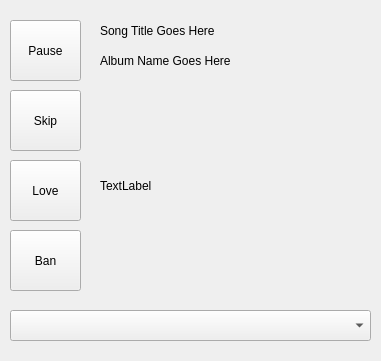
Old version of the form qAndora.ui in the repository JeffHoogland/qAndora.
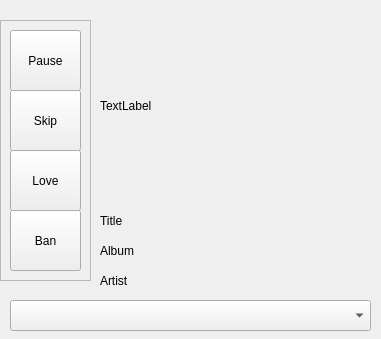
New version of the form.

```diff
--- a/qAndora.ui
+++ b/qAndora.ui
@@ -7,87 +7,23 @@
     <x>0</x>
     <y>0</y>
     <width>381</width>
-    <height>361</height>
+    <height>339</height>
    </rect>
   </property>
   <property name="windowTitle">
    <string> qAndora</string>
   </property>
-  <widget class="QToolButton" name="playPauseButton">
-   <property name="geometry">
-    <rect>
-     <x>10</x>
-     <y>20</y>
-     <width>71</width>
-     <height>61</height>
-    </rect>
-   </property>
-   <property name="toolTip">
-    <string>Pause</string>
-   </property>
-   <property name="text">
-    <string>Pause</string>
-   </property>
-  </widget>
-  <widget class="QToolButton" name="skipButton">
-   <property name="geometry">
-    <rect>
-     <x>10</x>
-     <y>90</y>
-     <width>71</width>
-     <height>61</height>
-    </rect>
-   </property>
-   <property name="toolTip">
-    <string>Skip Song</string>
-   </property>
-   <property name="text">
-    <string>Skip</string>
-   </property>
-  </widget>
-  <widget class="QToolButton" name="loveButton">
-   <property name="geometry">
-    <rect>
-     <x>10</x>
-     <y>160</y>
-     <width>71</width>
-     <height>61</height>
-    </rect>
-   </property>
-   <property name="toolTip">
-    <string>Mark Favorite</string>
-   </property>
-   <property name="text">
-    <string>Love</string>
-   </property>
-  </widget>
-  <widget class="QToolButton" name="banButton">
-   <property name="geometry">
-    <rect>
-     <x>10</x>
-     <y>230</y>
-     <width>71</width>
-     <height>61</height>
-    </rect>
-   </property>
-   <property name="toolTip">
-    <string>Ban Song</string>
-   </property>
-   <property name="text">
-    <string>Ban</string>
-   </property>
-  </widget>
   <widget class="QLabel" name="titleLabel">
    <property name="geometry">
     <rect>
      <x>100</x>
-     <y>20</y>
+     <y>210</y>
      <width>261</width>
      <height>21</height>
     </rect>
    </property>
    <property name="text">
-    <string>Song Title Goes Here</string>
+    <string>Title</string>
    </property>
    <property name="wordWrap">
     <bool>true</bool>
@@ -97,13 +33,13 @@
    <property name="geometry">
     <rect>
      <x>100</x>
-     <y>50</y>
+     <y>240</y>
      <width>261</width>
      <height>21</height>
     </rect>
    </property>
    <property name="text">
-    <string>Album Name Goes Here</string>
+    <string>Album</string>
    </property>
    <property name="wordWrap">
     <bool>true</bool>
@@ -113,9 +49,9 @@
    <property name="geometry">
     <rect>
      <x>100</x>
-     <y>80</y>
+     <y>10</y>
      <width>261</width>
-     <height>211</height>
+     <height>191</height>
     </rect>
    </property>
    <property name="minimumSize">
@@ -135,12 +71,105 @@
    <property name="geometry">
     <rect>
      <x>10</x>
-     <y>310</y>
+     <y>300</y>
      <width>361</width>
      <height>31</height>
     </rect>
    </property>
   </widget>
+  <widget class="QFrame" name="frame">
+   <property name="geometry">
+    <rect>
+     <x>0</x>
+     <y>20</y>
+     <width>91</width>
+     <height>261</height>
+    </rect>
+   </property>
+   <property name="frameShape">
+    <enum>QFrame::StyledPanel</enum>
+   </property>
+   <property name="frameShadow">
+    <enum>QFrame::Raised</enum>
+   </property>
+   <widget class="QToolButton" name="playPauseButton">
+    <property name="geometry">
+     <rect>
+      <x>10</x>
+      <y>10</y>
+      <width>71</width>
+      <height>61</height>
+     </rect>
+    </property>
+    <property name="toolTip">
+     <string>Pause</string>
+    </property>
+    <property name="text">
+     <string>Pause</string>
+    </property>
+   </widget>
+   <widget class="QToolButton" name="skipButton">
+    <property name="geometry">
+     <rect>
+      <x>10</x>
+      <y>70</y>
+      <width>71</width>
+      <height>61</height>
+     </rect>
+    </property>
+    <property name="toolTip">
+     <string>Skip Song</string>
+    </property>
+    <property name="text">
+     <string>Skip</string>
+    </property>
+   </widget>
+   <widget class="QToolButton" name="loveButton">
+    <property name="geometry">
+     <rect>
+      <x>10</x>
+      <y>130</y>
+      <width>71</width>
+      <height>61</height>
+     </rect>
+    </property>
+    <property name="toolTip">
+     <string>Mark Favorite</string>
+    </property>
+    <property name="text">
+     <string>Love</string>
+    </property>
+   </widget>
+   <widget class="QToolButton" name="banButton">
+    <property name="geometry">
+     <rect>
+      <x>10</x>
+      <y>190</y>
+      <width>71</width>
+      <height>61</height>
+     </rect>
+    </property>
+    <property name="toolTip">
+     <string>Ban Song</string>
+    </property>
+    <property name="text">
+     <string>Ban</string>
+    </property>
+   </widget>
+  </widget>
+  <widget class="QLabel" name="artistLabel">
+   <property name="geometry">
+    <rect>
+     <x>100</x>
+     <y>270</y>
+     <width>261</width>
+     <height>21</height>
+    </rect>
+   </property>
+   <property name="text">
+    <string>Artist</string>
+   </property>
+  </widget>
  </widget>
  <resources/>
  <connections/>
```
